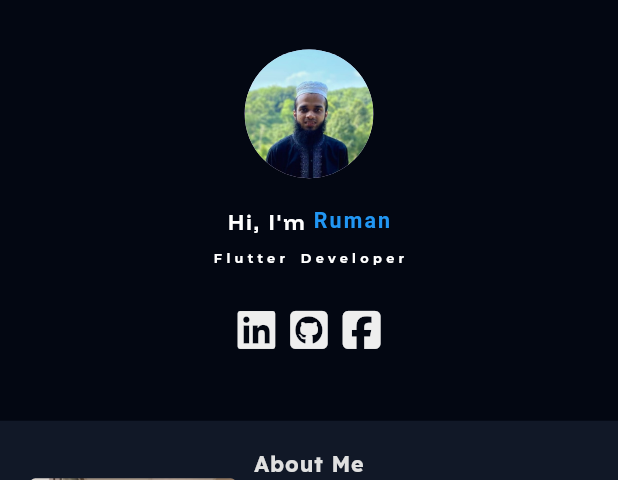
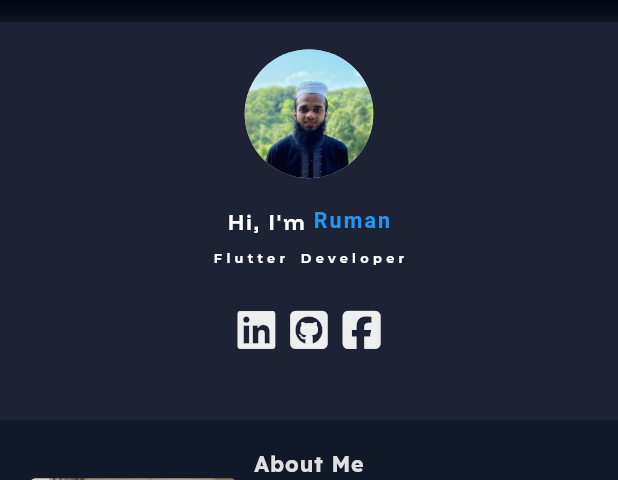
Before and after one commit to ruman-dev/portfolio-website-flutter, a Flutter app: the screen it shows after launch, on a phone screen of 412 x 824 dp, the part 62-542 px from its top. Run offline on Flutter 3.47's test engine with Material 3 defaults, Android fonts, the phone set to English and light mode, and no system bars; our stand-ins replace flutter_screenutil, flutter_svg, fluttertoast, font_awesome_flutter, google_fonts; network calls fail; Roboto replaces fonts that are missing (Aldrich, Michroma).

Commit message:
download CV issue, projects issue, UI issue fixed

```diff
--- a/lib/presentation/desktop/helper/project_card.dart
+++ b/lib/presentation/desktop/helper/project_card.dart
@@ -30,6 +30,7 @@ class ProjectCard extends StatelessWidget {
           Expanded(
             flex: 1,
             child: Container(
+              margin: EdgeInsets.symmetric(horizontal: 20.w),
               decoration: BoxDecoration(
                 borderRadius: BorderRadius.circular(12.r),
                 color: Color.fromARGB(255, 55, 65, 81),
@@ -59,7 +60,7 @@ class ProjectCard extends StatelessWidget {
                     description,
                     style: TextStyle(fontSize: 16.sp, color: Colors.grey[100]),
                   ),
-                  SizedBox(height: 15.h),
+                  SizedBox(height: 25.h),
                   Wrap(
                     spacing: 8.w,
                     runSpacing: 8.h,
@@ -83,7 +84,7 @@ class ProjectCard extends StatelessWidget {
                       );
                     }).toList(),
                   ),
-                  SizedBox(height: 15.h),
+                  SizedBox(height: 25.h),
                   InkWell(
                     onTap: () {
                       loadUrl(projectUrl);
--- a/lib/presentation/desktop/widgets/contact.dart
+++ b/lib/presentation/desktop/widgets/contact.dart
@@ -34,7 +34,7 @@ class Contact extends StatelessWidget {
             style: GoogleFonts.montserrat(
                 fontSize: 16.sp, color: Colors.grey[200]),
           ),
-          // SizedBox(height: 50.h),
+          SizedBox(height: 50.h),
           ContactInfo(
             icon: FontAwesomeIcons.envelope,
             text: 'ruman.cse49@gmail.com',
@@ -44,6 +44,7 @@ class Contact extends StatelessWidget {
               showToast("Email Copied to Clipboard");
             },
           ),
+          SizedBox(height: 5.h),
           ContactInfo(
             icon: FontAwesomeIcons.phone,
             text: '+8801994385596',
@@ -53,6 +54,7 @@ class Contact extends StatelessWidget {
               showToast("Phone Copied to Clipboard");
             },
           ),
+          SizedBox(height: 5.h),
           ContactInfo(
             icon: Icons.location_on_outlined,
             text: 'Dhaka, Bangladesh',
--- a/lib/presentation/mobile/helper/contact_info.dart
+++ b/lib/presentation/mobile/helper/contact_info.dart
@@ -26,7 +26,7 @@ class ContactInfo extends StatelessWidget {
           text,
           textAlign: TextAlign.start,
           style: GoogleFonts.montserrat(
-            fontSize: 36.sp,
+            fontSize: 30.sp,
             color: Colors.grey[100],
             fontWeight: FontWeight.w600,
           ),
--- a/lib/presentation/mobile/widgets/header.dart
+++ b/lib/presentation/mobile/widgets/header.dart
@@ -11,7 +11,7 @@ class Header extends StatelessWidget {
   Widget build(BuildContext context) {
     return Container(
       padding: EdgeInsets.symmetric(horizontal: 20.w, vertical: 20.h),
-      color: const Color.fromARGB(255, 3, 7, 18),
+      color: const Color.fromARGB(255, 29, 35, 53),
       child: Column(
         crossAxisAlignment: CrossAxisAlignment.center,
         children: [
--- a/lib/presentation/mobile/widgets/testimonials.dart
+++ b/lib/presentation/mobile/widgets/testimonials.dart
@@ -14,7 +14,6 @@ class Testimonials extends StatelessWidget {
     return Container(
       key: testimonialKey,
       padding: EdgeInsets.symmetric(horizontal: 20.w, vertical: 20.h),
-      color: const Color.fromARGB(255, 17, 24, 39),
       child: Column(
         crossAxisAlignment: CrossAxisAlignment.center,
         children: [
--- a/lib/responsive/mobile_scaffold.dart
+++ b/lib/responsive/mobile_scaffold.dart
@@ -3,6 +3,8 @@ import 'dart:ui';
 import 'package:flutter/material.dart';
 import 'package:flutter_screenutil/flutter_screenutil.dart';
 import 'package:google_fonts/google_fonts.dart';
+import 'package:portfolio_website/presentation/data/portfolio_data.dart';
+import 'package:portfolio_website/presentation/methods/load_url.dart';
 import 'package:portfolio_website/presentation/mobile/widgets/about.dart';
 import 'package:portfolio_website/presentation/mobile/widgets/contact.dart';
 import 'package:portfolio_website/presentation/mobile/widgets/header.dart';
@@ -38,6 +40,10 @@ class _MobileScaffoldState extends State<MobileScaffold> {
       curve: Curves.easeInOut,
     );
     Navigator.of(context).pop(); // Close the drawer
+  }
+
+  void downloadCV() {
+    loadUrl(downloadLink);
   }
 
   @override
@@ -189,6 +195,19 @@ class _MobileScaffoldState extends State<MobileScaffold> {
               ),
               onTap: () => _scrollToSection(contactKey),
             ),
+            ListTile(
+              tileColor: Colors.blue,
+              leading: Icon(
+                Icons.download_outlined,
+                color: Colors.grey[200],
+              ),
+              title: Text(
+                'Download CV',
+                style: GoogleFonts.openSans(
+                    fontSize: 40.sp, color: Colors.grey[200]),
+              ),
+              onTap: () => loadUrl(downloadLink),
+            ),
           ],
         ),
       ),
```
